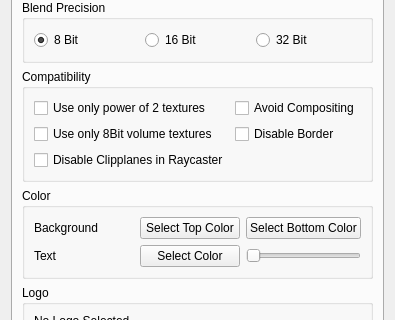
This is ImageVis3D/UI/UI/SettingsDlg.ui in SCIInstitute/ImageVis3D as Qt 5 draws it before an edit; both pictures show x 0 to 395 and y 115 to 435 of the 395 by 563 pixel window. The edited form follows.
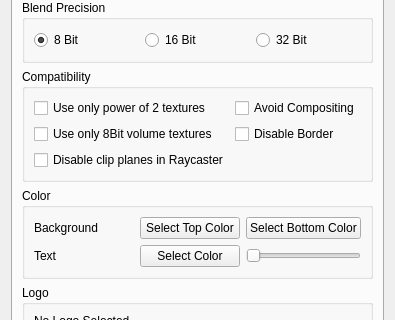
This is the edited form. The open tabs and pages were chosen to show the change.

The edit to the form file:
```diff
--- a/ImageVis3D/UI/UI/SettingsDlg.ui
+++ b/ImageVis3D/UI/UI/SettingsDlg.ui
@@ -868,7 +868,7 @@
           <item row="2" column="1">
            <widget class="QCheckBox" name="checkBox_NoRCClipplanes">
             <property name="text">
-             <string>Disable Clipplanes in Raycaster</string>
+             <string>Disable clip planes in Raycaster</string>
             </property>
            </widget>
           </item>
```
